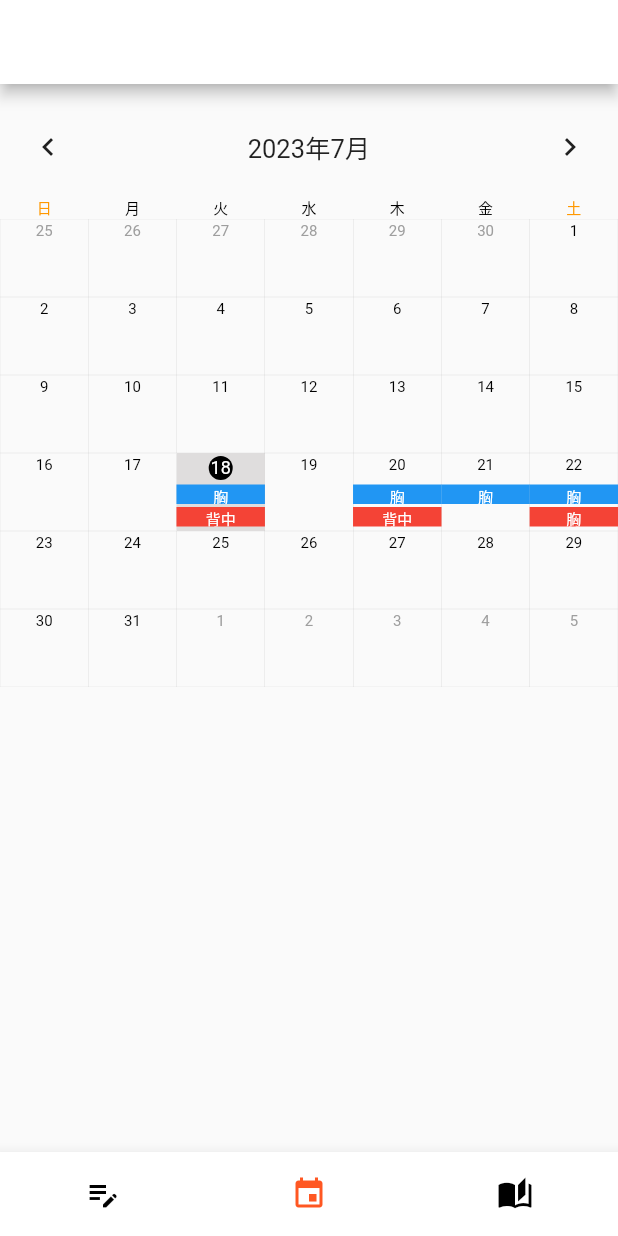
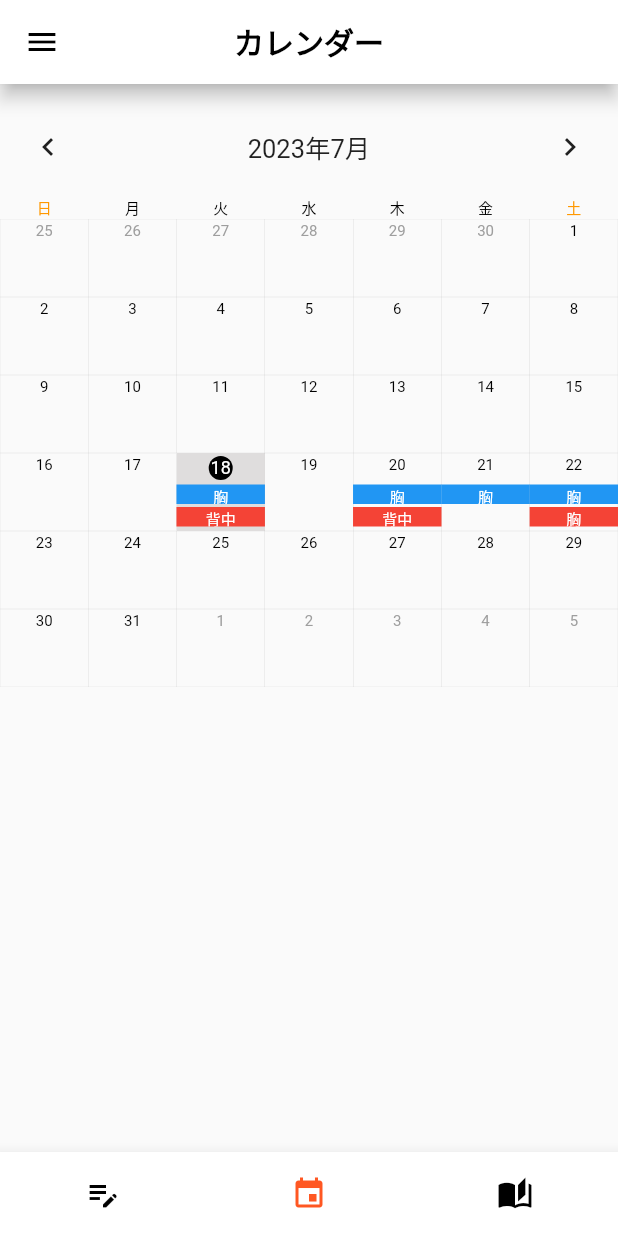
Before and after one commit to shimano-yuuki/Strength_Chronicle, a Flutter app: the screen it shows after launch, item 2 of the bottom bar chosen, on a phone screen of 412 x 824 dp. Run offline on Flutter 3.47's test engine with Material 2 defaults, Android fonts, the phone set to English and light mode, and no system bars; drawn by our look-alikes of animated_bottom_navigation_bar, table_calendar; our stand-ins replace flutter_riverpod, freezed_annotation, riverpod_annotation; generated files the repository leaves out were written again.

Commit message:
AppBarの変更を適用

```diff
--- a/lib/view/calendar_page.dart
+++ b/lib/view/calendar_page.dart
@@ -4,6 +4,7 @@ import 'package:flutter/material.dart';
 import 'package:flutter_riverpod/flutter_riverpod.dart';
 import 'package:table_calendar/table_calendar.dart';
 
+import '../app.dart';
 import '../view_model/calendar_notifier.dart';
 
 class CalendarPage extends ConsumerWidget {
@@ -33,7 +34,15 @@ class CalendarPage extends ConsumerWidget {
     }
 
     return Scaffold(
-      appBar: AppBar(),
+      appBar: AppBar(
+        title: Text(
+          'カレンダー',
+          style: TextStyle(fontWeight: FontWeight.bold),
+        ),
+        centerTitle: true,
+        elevation: 5,
+      ),
+      drawer: DrawerWidget(),
       body: Column(
         children: [
           SizedBox(height: 10),
```
